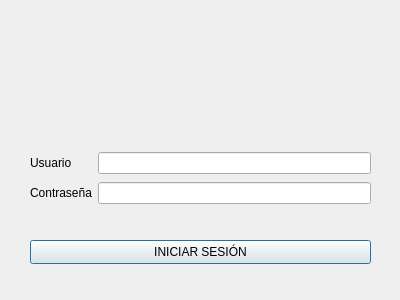
Above: antecedentes/login.ui from exechoko/readDataBase before the change. Below: the same form after it.
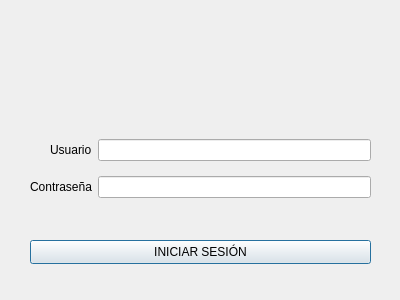
That is the form after the change. Icons and pictures are not drawn.

```diff
--- a/antecedentes/login.ui
+++ b/antecedentes/login.ui
@@ -30,16 +30,16 @@
    <property name="geometry">
     <rect>
      <x>30</x>
-     <y>150</y>
+     <y>130</y>
      <width>341</width>
-     <height>56</height>
+     <height>78</height>
     </rect>
    </property>
    <layout class="QGridLayout" name="gridLayout">
-    <item row="1" column="0">
-     <widget class="QLabel" name="label_2">
+    <item row="0" column="0" alignment="Qt::AlignRight">
+     <widget class="QLabel" name="label">
       <property name="text">
-       <string>Contraseña</string>
+       <string>Usuario</string>
       </property>
      </widget>
     </item>
@@ -50,16 +50,16 @@
       </property>
      </widget>
     </item>
+    <item row="1" column="0" alignment="Qt::AlignRight">
+     <widget class="QLabel" name="label_2">
+      <property name="text">
+       <string>Contraseña</string>
+      </property>
+     </widget>
+    </item>
     <item row="0" column="1">
      <widget class="QLineEdit" name="username"/>
     </item>
-    <item row="0" column="0">
-     <widget class="QLabel" name="label">
-      <property name="text">
-       <string>Usuario</string>
-      </property>
-     </widget>
-    </item>
    </layout>
   </widget>
   <widget class="QLabel" name="logo">
```
Left out of the diff: 19 changed lines with no effect on the pictures.
